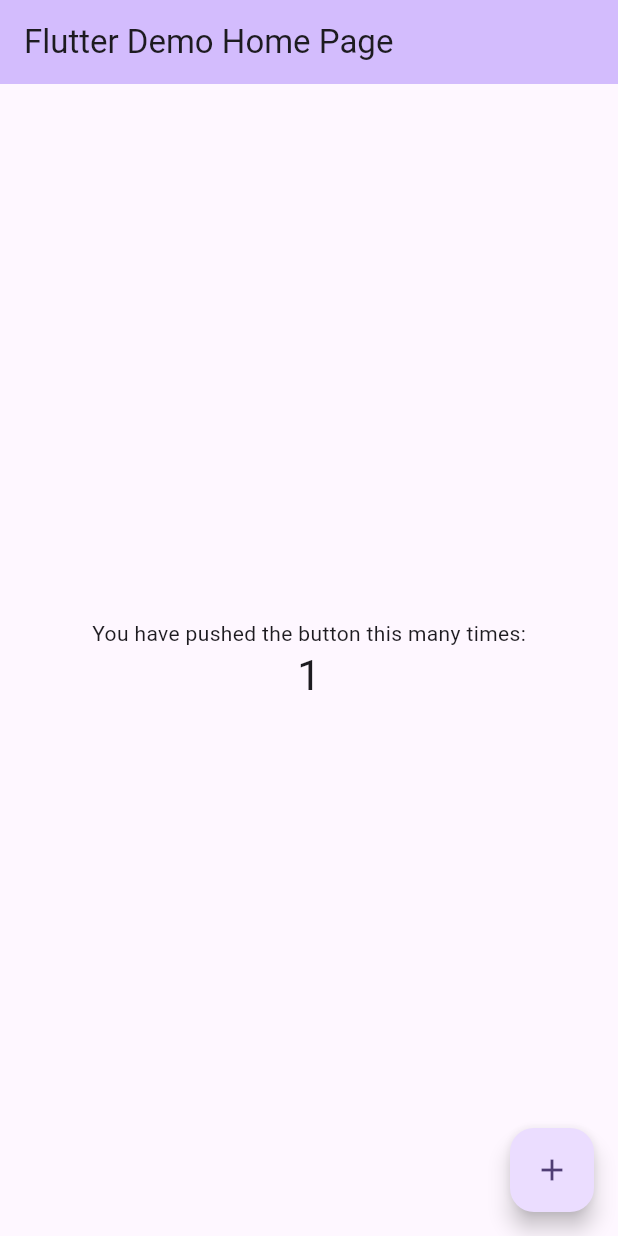
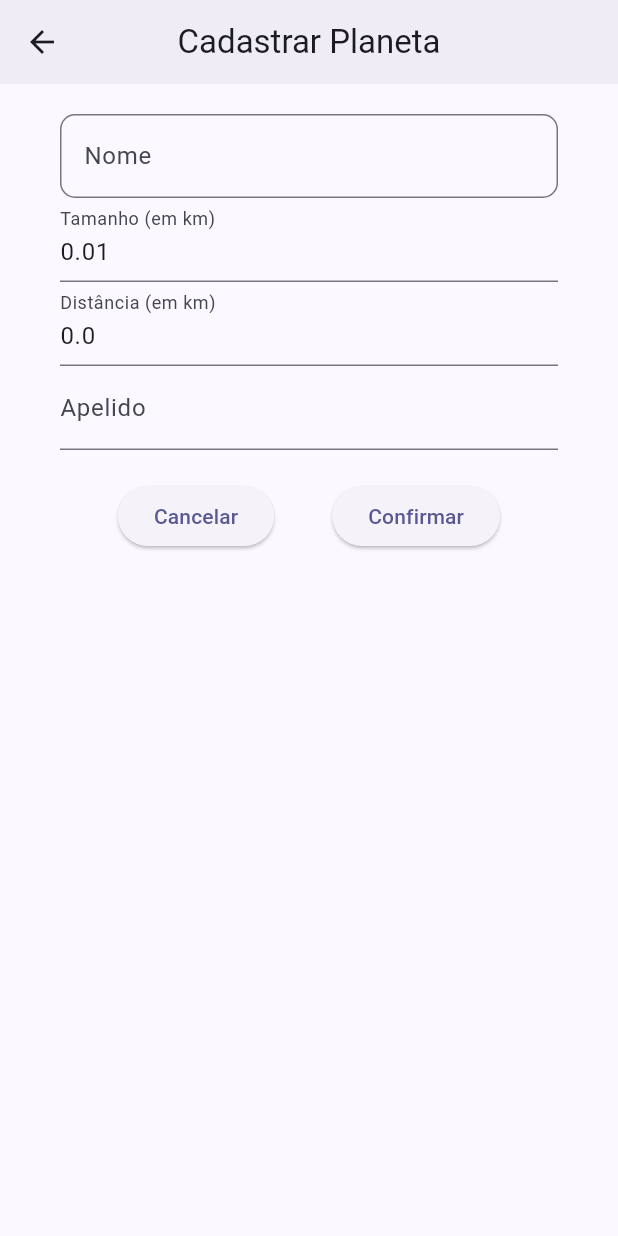
Before and after one commit to sarocapacoca/app_planetas, a Flutter app: the screen it shows after launch, after a tap on the "add" icon, on a phone screen of 412 x 824 dp. Run offline on Flutter 3.47's test engine with Material 3 defaults, Android fonts, the phone set to English and light mode, and no system bars; our stand-ins replace sqflite; accounts and stored records are empty.

Commit message:
Correções no projeto

```diff
--- a/app_planeta/lib/controles/controle_planeta.dart
+++ b/app_planeta/lib/controles/controle_planeta.dart
@@ -0,0 +1,59 @@
+import 'package:path/path.dart';
+import 'package:sqflite/sqflite.dart';
+
+import '../modelos/planeta.dart';
+
+class ControlePlaneta {
+  static Database? _bd;
+
+  Future<Database> get bd async {
+    if (_bd != null) return _bd!;
+    _bd = await _initBD('planetas.db');
+    return _bd!;
+  }
+
+  Future<Database> _initBD(String localArquivo) async {
+    final caminhoBD = await getDatabasesPath();
+    final caminho = join(caminhoBD, localArquivo);
+    return await openDatabase(caminho, version: 1, onCreate: _criarBD);
+  }
+
+  Future<void> _criarBD(Database bd, int versao) async {
+    const sql = '''
+      CREATE TABLE planetas(
+        id INTEGER PRIMARY KEY AUTOINCREMENT,
+        nome TEXT NOT NULL,
+        tamanho REAL NOT NULL,
+        distancia REAL NOT NULL,
+        apelido TEXT
+      );
+    ''';
+    await bd.execute(sql);
+  }
+
+  Future<List<Planeta>> lerPlanetas() async {
+    final db = await bd;
+    final resultado = await db.query('planetas');
+    return resultado.map((item) => Planeta.fromMap(item)).toList();
+  }
+
+  Future<int> inserirPlaneta(Planeta planeta) async {
+    final db = await bd;
+    return await db.insert('planetas', planeta.toMap());
+  }
+
+  Future<int> alterarPlaneta(Planeta planeta) async {
+    final db = await bd;
+    return await db.update(
+      'planetas',
+      planeta.toMap(),
+      where: 'id = ?',
+      whereArgs: [planeta.id],
+    );
+  }
+
+  Future<int> excluirPlaneta(int id) async {
+    final db = await bd;
+    return await db.delete('planetas', where: 'id = ?', whereArgs: [id]);
+  }
+}
--- a/app_planeta/lib/main.dart
+++ b/app_planeta/lib/main.dart
@@ -1,4 +1,8 @@
 import 'package:flutter/material.dart';
+import 'package:app_planeta/telas/tela_planeta.dart';
+
+import 'controles/controle_planeta.dart';
+import 'modelos/planeta.dart';
 
 void main() {
   runApp(const MyApp());
@@ -7,46 +11,22 @@
 class MyApp extends StatelessWidget {
   const MyApp({super.key});
 
-  // This widget is the root of your application.
   @override
   Widget build(BuildContext context) {
     return MaterialApp(
-      title: 'Flutter Demo',
+      debugShowCheckedModeBanner: false,
+      title: 'Planetas',
       theme: ThemeData(
-        // This is the theme of your application.
-        //
-        // TRY THIS: Try running your application with "flutter run". You'll see
-        // the application has a purple toolbar. Then, without quitting the app,
-        // try changing the seedColor in the colorScheme below to Colors.green
-        // and then invoke "hot reload" (save your changes or press the "hot
-        // reload" button in a Flutter-supported IDE, or press "r" if you used
-        // the command line to start the app).
-        //
-        // Notice that the counter didn't reset back to zero; the application
-        // state is not lost during the reload. To reset the state, use hot
-        // restart instead.
-        //
-        // This works for code too, not just values: Most code changes can be
-        // tested with just a hot reload.
-        colorScheme: ColorScheme.fromSeed(seedColor: Colors.deepPurple),
+        colorScheme: ColorScheme.fromSeed(seedColor: const Color.fromARGB(255, 69, 71, 205)),
         useMaterial3: true,
       ),
-      home: const MyHomePage(title: 'Flutter Demo Home Page'),
+      home: const MyHomePage(title: 'App - Planetas'),
     );
   }
 }
 
 class MyHomePage extends StatefulWidget {
   const MyHomePage({super.key, required this.title});
-
-  // This widget is the home page of your application. It is stateful, meaning
-  // that it has a State object (defined below) that contains fields that affect
-  // how it looks.
-
-  // This class is the configuration for the state. It holds the values (in this
-  // case the title) provided by the parent (in this case the App widget) and
-  // used by the build method of the State. Fields in a Widget subclass are
-  // always marked "final".
 
   final String title;
 
@@ -55,68 +35,94 @@
 }
 
 class _MyHomePageState extends State<MyHomePage> {
-  int _counter = 0;
+  final ControlePlaneta _controlePlaneta = ControlePlaneta();
+  List<Planeta> _planetas = [];
 
-  void _incrementCounter() {
+  @override
+  void initState() {
+    super.initState();
+    _atualizarPlanetas();
+  }
+
+  Future<void> _atualizarPlanetas() async {
+    final resultado = await _controlePlaneta.lerPlanetas();
     setState(() {
-      // This call to setState tells the Flutter framework that something has
-      // changed in this State, which causes it to rerun the build method below
-      // so that the display can reflect the updated values. If we changed
-      // _counter without calling setState(), then the build method would not be
-      // called again, and so nothing would appear to happen.
-      _counter++;
+      _planetas = resultado;
     });
+  }
+
+  void _incluirPlaneta(BuildContext context) {
+    Navigator.push(
+      context,
+      MaterialPageRoute(
+        builder:
+            (context) => TelaPlaneta(
+              isIncluir: true,
+              planeta: Planeta.vazio(),
+              onFinalizado: () {
+                _atualizarPlanetas();
+              },
+            ),
+      ),
+    );
+  }
+
+  void _alterarPlaneta(BuildContext context, Planeta planeta) {
+    Navigator.push(
+      context,
+      MaterialPageRoute(
+        builder:
+            (context) => TelaPlaneta(
+              isIncluir: false,
+              planeta: planeta,
+              onFinalizado: () {
+                _atualizarPlanetas();
+              },
+            ),
+      ),
+    );
+  }
+
+  void _excluirPlaneta(int id) async {
+    await _controlePlaneta.excluirPlaneta(id);
+    _atualizarPlanetas();
   }
 
   @override
   Widget build(BuildContext context) {
-    // This method is rerun every time setState is called, for instance as done
-    // by the _incrementCounter method above.
-    //
-    // The Flutter framework has been optimized to make rerunning build methods
-    // fast, so that you can just rebuild anything that needs updating rather
-    // than having to individually change instances of widgets.
     return Scaffold(
       appBar: AppBar(
-        // TRY THIS: Try changing the color here to a specific color (to
-        // Colors.amber, perhaps?) and trigger a hot reload to see the AppBar
-        // change color while the other colors stay the same.
         backgroundColor: Theme.of(context).colorScheme.inversePrimary,
-        // Here we take the value from the MyHomePage object that was created by
-        // the App.build method, and use it to set our appbar title.
         title: Text(widget.title),
       ),
-      body: Center(
-        // Center is a layout widget. It takes a single child and positions it
-        // in the middle of the parent.
-        child: Column(
-          // Column is also a layout widget. It takes a list of children and
-          // arranges them vertically. By default, it sizes itself to fit its
-          // children horizontally, and tries to be as tall as its parent.
-          //
-          // Column has various properties to control how it sizes itself and
-          // how it positions its children. Here we use mainAxisAlignment to
-          // center the children vertically; the main axis here is the vertical
-          // axis because Columns are vertical (the cross axis would be
-          // horizontal).
-          //
-          // TRY THIS: Invoke "debug painting" (choose the "Toggle Debug Paint"
-          // action in the IDE, or press "p" in the console), to see the
-          // wireframe for each widget.
-          mainAxisAlignment: MainAxisAlignment.center,
-          children: <Widget>[
-            const Text(
-              'You have pushed the button this many times:',
+      body: ListView.builder(
+        itemCount: _planetas.length,
+        itemBuilder: (context, index) {
+          final planeta = _planetas[index];
+          return ListTile(
+            title: Text(planeta.nome),
+            subtitle: Text(planeta.apelido!),
+            trailing: Row(
+              mainAxisSize: MainAxisSize.min,
+              children: [
+                IconButton(
+                  icon: const Icon(Icons.edit),
+                  onPressed: () => _alterarPlaneta(context, planeta),
+                ),
+                IconButton(
+                  icon: const Icon(Icons.delete),
+                  onPressed: () => _excluirPlaneta(planeta.id!),
+                ),
+              ],
             ),
-            Text(
-              '$_counter',
-              style: Theme.of(context).textTheme.headlineMedium,
-            ),
-          ],
-        ),
+          );
+        },
       ),
+
       floatingActionButton: FloatingActionButton(
-        onPressed: _incrementCounter,
+        onPressed: () {
+          _incluirPlaneta(context);
+        },
         tooltip: 'Increment',
         child: const Icon(Icons.add),
       ), // This trailing comma makes auto-formatting nicer for build methods.
--- a/app_planeta/lib/modelos/planeta.dart
+++ b/app_planeta/lib/modelos/planeta.dart
@@ -0,0 +1,43 @@
+
+class Planeta {
+  int? id;
+  String nome;
+  double tamanho;
+  double distancia;
+  String? apelido;
+
+//Construtor da classe Planeta
+  Planeta({
+    this.id,
+    required this.nome,
+    required this.tamanho,
+    required this.distancia,
+    this.apelido,
+  });
+
+Planeta.vazio()
+:  nome = '',
+  tamanho = 0.01,
+  distancia = 0.0,
+  apelido = '';
+
+  factory Planeta.fromMap(Map<String, dynamic> map) {
+  return Planeta(
+    id: map['id'],
+    nome: map['nome'],
+    tamanho: map['tamanho'],
+    distancia: map['distancia'],
+    apelido: map['apelido'],
+  );
+}
+
+Map<String, dynamic> toMap() {
+  return {
+    'id': id,
+    'nome': nome,
+    'tamanho': tamanho,
+    'distancia': distancia,
+    'apelido': apelido,
+  };
+}
+}
--- a/app_planeta/lib/telas/tela_planeta.dart
+++ b/app_planeta/lib/telas/tela_planeta.dart
@@ -0,0 +1,185 @@
+import 'package:flutter/material.dart';
+
+import '../controles/controle_planeta.dart';
+import '../modelos/planeta.dart';
+
+class TelaPlaneta extends StatefulWidget {
+  final bool isIncluir;
+  final Planeta planeta;
+  final Function() onFinalizado;
+
+  const TelaPlaneta({
+    super.key,
+    required this.isIncluir,
+    required this.planeta,
+    required this.onFinalizado,
+  });
+
+  @override
+  State<TelaPlaneta> createState() => _TelaPlanetaState();
+}
+
+class _TelaPlanetaState extends State<TelaPlaneta> {
+  final _formKey = GlobalKey<FormState>();
+
+  final TextEditingController _nomeController = TextEditingController();
+  final TextEditingController _tamanhoController = TextEditingController();
+  final TextEditingController _distanciaController = TextEditingController();
+  final TextEditingController _apelidoController = TextEditingController();
+
+  final ControlePlaneta _controlePlaneta = ControlePlaneta();
+
+  late Planeta _planeta;
+
+  @override
+  void initState() {
+    _planeta = widget.planeta;
+    _nomeController.text = _planeta.nome;
+    _tamanhoController.text = _planeta.tamanho.toString();
+    _distanciaController.text = _planeta.distancia.toString();
+    _apelidoController.text = _planeta.apelido ?? '';
+    super.initState();
+  }
+
+  @override
+  void dispose() {
+    _nomeController.dispose();
+    _tamanhoController.dispose();
+    _distanciaController.dispose();
+    _apelidoController.dispose();
+    super.dispose();
+  }
+
+  Future<void> _inserirPlaneta() async {
+    await _controlePlaneta.inserirPlaneta(_planeta);
+  }
+
+  Future<void> _alterarPlaneta() async {
+    await _controlePlaneta.alterarPlaneta(_planeta);
+  }
+
+  void _submitForm() {
+    if (_formKey.currentState!.validate()) {
+      _formKey.currentState!.save();
+
+      if (widget.isIncluir) {
+        _inserirPlaneta();
+      } else {
+        _alterarPlaneta();
+      }
+
+      ScaffoldMessenger.of(context).showSnackBar(
+        SnackBar(
+          content: Text(
+            'Os dados do planeta foram ${widget.isIncluir ? 'incluídos' : 'alterados'} com sucesso!',
+          ),
+        ),
+      );
+      Navigator.of(context).pop();
+      widget.onFinalizado();
+    }
+  }
+
+  @override
+  Widget build(BuildContext context) {
+    return Scaffold(
+      appBar: AppBar(
+        centerTitle: true,
+        title: const Text('Cadastrar Planeta'),
+        elevation: 3,
+      ),
+      body: Padding(
+        padding: const EdgeInsets.symmetric(horizontal: 40.0, vertical: 20.0),
+        child: Form(
+          key: _formKey,
+          child: SingleChildScrollView(
+            child: Column(
+              children: [
+                TextFormField(
+                  controller: _nomeController,
+                  decoration: InputDecoration(
+                    labelText: 'Nome',
+                    border: OutlineInputBorder(
+                      borderRadius: BorderRadius.circular(10.0),
+                    ),
+                  ),
+                  autovalidateMode: AutovalidateMode.onUserInteraction,
+                  validator: (value) {
+                    if (value == null || value.isEmpty) {
+                      return 'Por favor, informe o nome do planeta (3 ou mais caracteres)';
+                    }
+                    return null;
+                  },
+                  onSaved: (value) {
+                    _planeta.nome = value!;
+                  },
+                ),
+                TextFormField(
+                  controller: _tamanhoController,
+                  decoration: const InputDecoration(
+                    labelText: 'Tamanho (em km)',
+                  ),
+                  keyboardType: TextInputType.number,
+                  autovalidateMode: AutovalidateMode.onUserInteraction,
+                  validator: (value) {
+                    if (value == null || value.isEmpty) {
+                      return 'Por favor, insira o tamanho do planeta';
+                    }
+                    if (double.tryParse(value) == null) {
+                      return 'Por favor, insira um valor numérico válido';
+                    }
+                    return null;
+                  },
+                  onSaved: (value) {
+                    _planeta.tamanho = double.parse(value!);
+                  },
+                ),
+                TextFormField(
+                  controller: _distanciaController,
+                  decoration: const InputDecoration(
+                    labelText: 'Distância (em km)',
+                  ),
+                  keyboardType: TextInputType.number,
+                  autovalidateMode: AutovalidateMode.onUserInteraction,
+                  validator: (value) {
+                    if (value == null || value.isEmpty) {
+                      return 'Por favor, insira a distância do planeta';
+                    }
+                    if (double.tryParse(value) == null) {
+                      return 'Insira um valor numérico válido';
+                    }
+                    return null;
+                  },
+                  onSaved: (value) {
+                    _planeta.distancia = double.parse(value!);
+                  },
+                ),
+                TextFormField(
+                  controller: _apelidoController,
+                  decoration: const InputDecoration(labelText: 'Apelido'),
+                  onSaved: (value) {
+                    _planeta.apelido = value;
+                  },
+                ),
+                const SizedBox(height: 20.0),
+                Row(
+                  mainAxisAlignment: MainAxisAlignment.spaceEvenly,
+                  children: [
+                    ElevatedButton(
+                      onPressed: () => Navigator.of(context).pop(),
+                      child: const Text('Cancelar'),
+                    ),
+                    ElevatedButton(
+                      onPressed: _submitForm,
+                      child: const Text('Confirmar'),
+                    ),
+                  ],
+                ),
+              ],
+            ),
+          ),
+        ),
+      ),
+    );
+  }
+}
```
